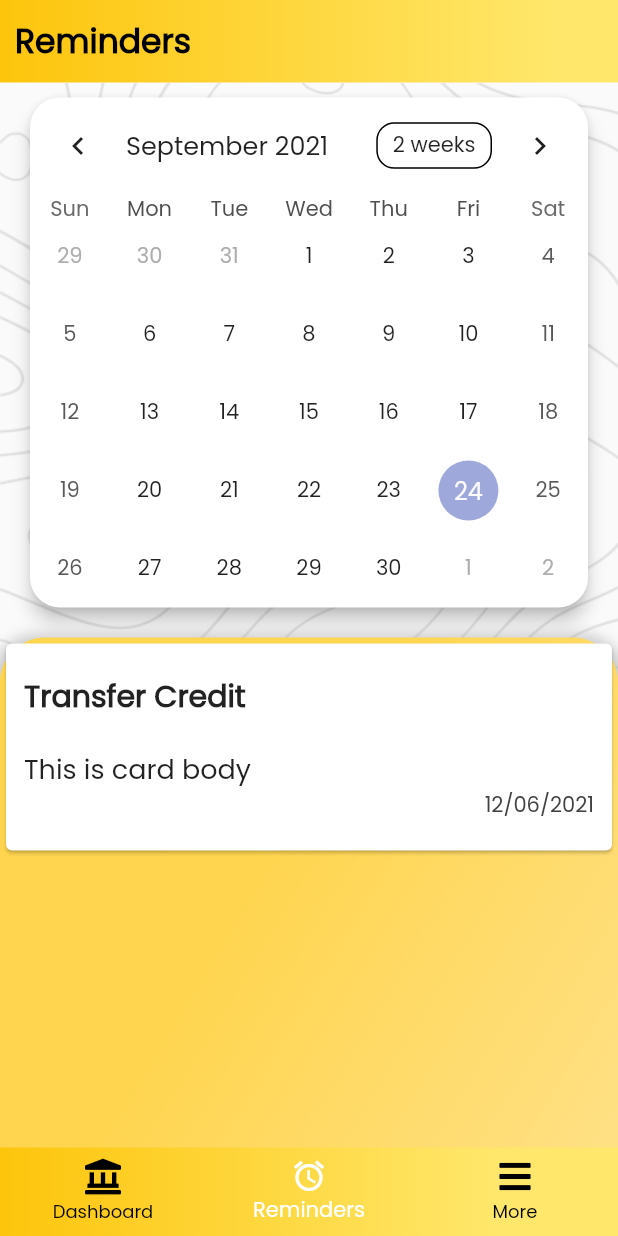
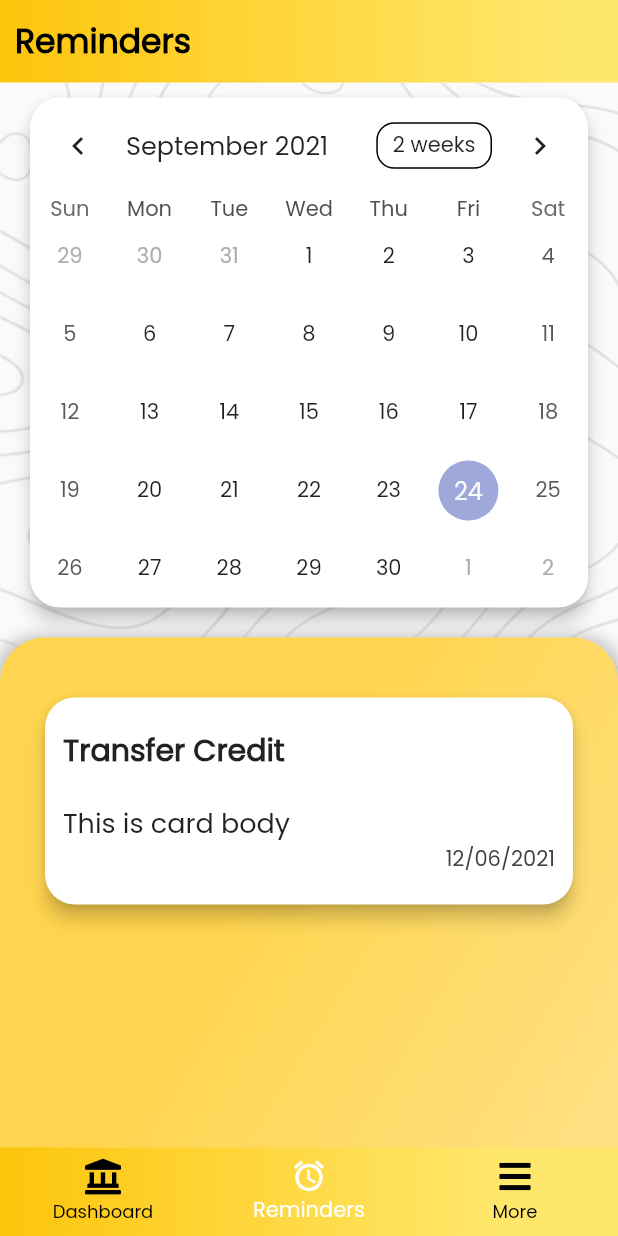
Before and after one commit to it19951386/BOC_Mobile_App, a Flutter app: the screen it shows after launch, item 2 of the bottom bar chosen, on a phone screen of 412 x 824 dp. Run offline on Flutter 3.47's test engine with Material 2 defaults, Android fonts, the phone set to English and light mode, and no system bars; drawn by our look-alikes of table_calendar; our stand-ins replace font_awesome_flutter.

Commit message:
add card styles

```diff
--- a/lib/screens/charith/reminder.dart
+++ b/lib/screens/charith/reminder.dart
@@ -99,6 +99,12 @@ class _ReminderState extends State<Reminder> {
                                         ],
                                       ),
                                     ),
+                                    shape: RoundedRectangleBorder(
+                                      borderRadius: BorderRadius.circular(20.0),
+                                    ),
+                                    elevation: 5.0,
+                                    margin:
+                                        EdgeInsets.fromLTRB(30, 40, 30, 0.0),
                                   ),
                                 ],
                               ),
```
